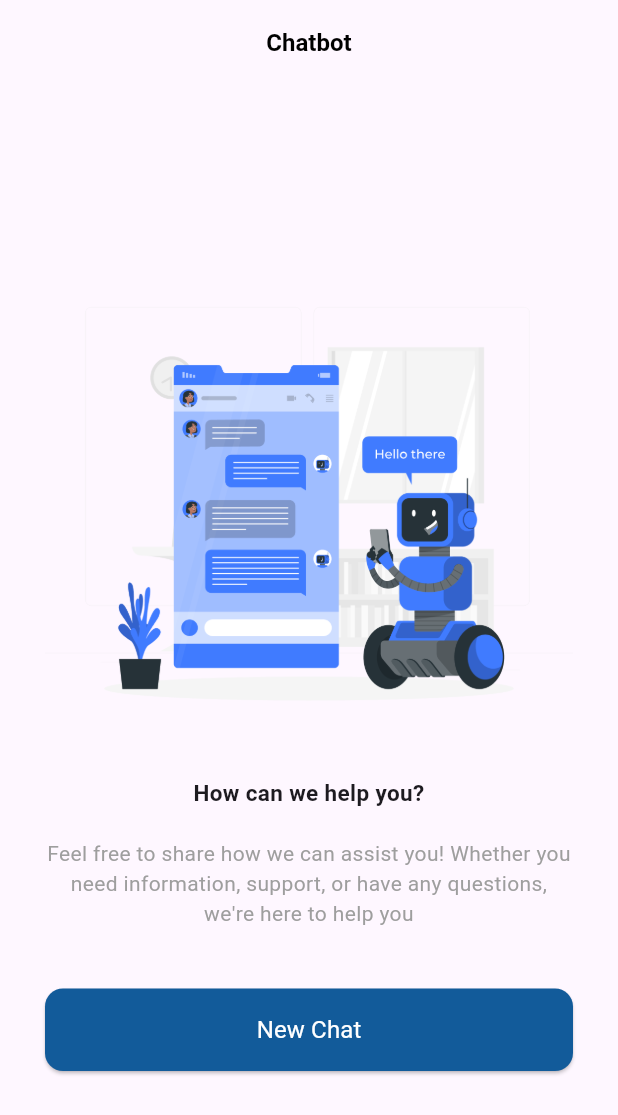
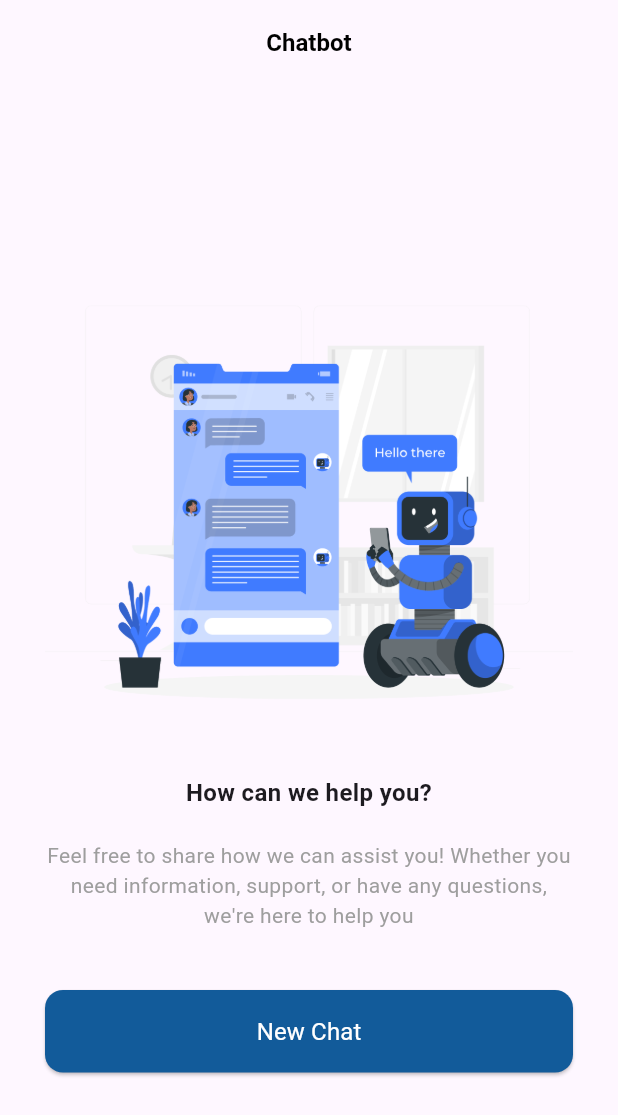
Before and after one commit to ranamohyy/health_care_cura_app_with_ai, a Flutter app: the ChatBotView screen opened directly, on a phone screen of 412 x 824 dp. Shown: the top 1115 px of the screen. Run offline on Flutter 3.47's test engine with Material 3 defaults, Android fonts, the phone set to English and light mode, and no system bars; our stand-ins replace flutter_bloc, flutter_svg, table_calendar.

Commit message:
add styles

```diff
--- a/lib/core/helpers/styles.dart
+++ b/lib/core/helpers/styles.dart
@@ -3,17 +3,17 @@ import 'package:flutter/material.dart';
 import 'app_colors.dart';
 
 TextStyle get kTextStyle12White =>
-    TextStyle(fontSize: 12, fontWeight: FontWeight.w400, color: Colors.white);
+    const TextStyle(fontSize: 12, fontWeight: FontWeight.w400, color: Colors.white);
 TextStyle get kTextStyle16White =>
-    TextStyle(fontSize: 16, fontWeight: FontWeight.w400, color: Colors.white);
+    const TextStyle(fontSize: 16, fontWeight: FontWeight.w400, color: Colors.white);
 TextStyle get kTextStyleAppBarTitle =>
-    TextStyle(color: Colors.black, fontSize: 16, fontWeight: FontWeight.bold);
+    const TextStyle(color: Colors.black, fontSize: 16, fontWeight: FontWeight.bold);
 TextStyle get kTextStyle16BoldBlack =>
-    TextStyle(fontSize: 15, fontWeight: FontWeight.bold);
+    const TextStyle(fontSize: 16, fontWeight: FontWeight.bold);
 TextStyle get kTextStyle12Grey =>
-    TextStyle(fontSize: 12, color: Colors.grey);
+    const TextStyle(fontSize: 12, color: Colors.grey);
 TextStyle get kTextStyle14Grey =>
-    TextStyle(fontSize: 14, color: Colors.grey);
+    const TextStyle(fontSize: 14, color: Colors.grey);
 TextStyle get kTextStyle14UnderLine =>
     TextStyle(fontSize: 14, fontWeight: FontWeight.bold,
         decoration: TextDecoration.underline,
```
